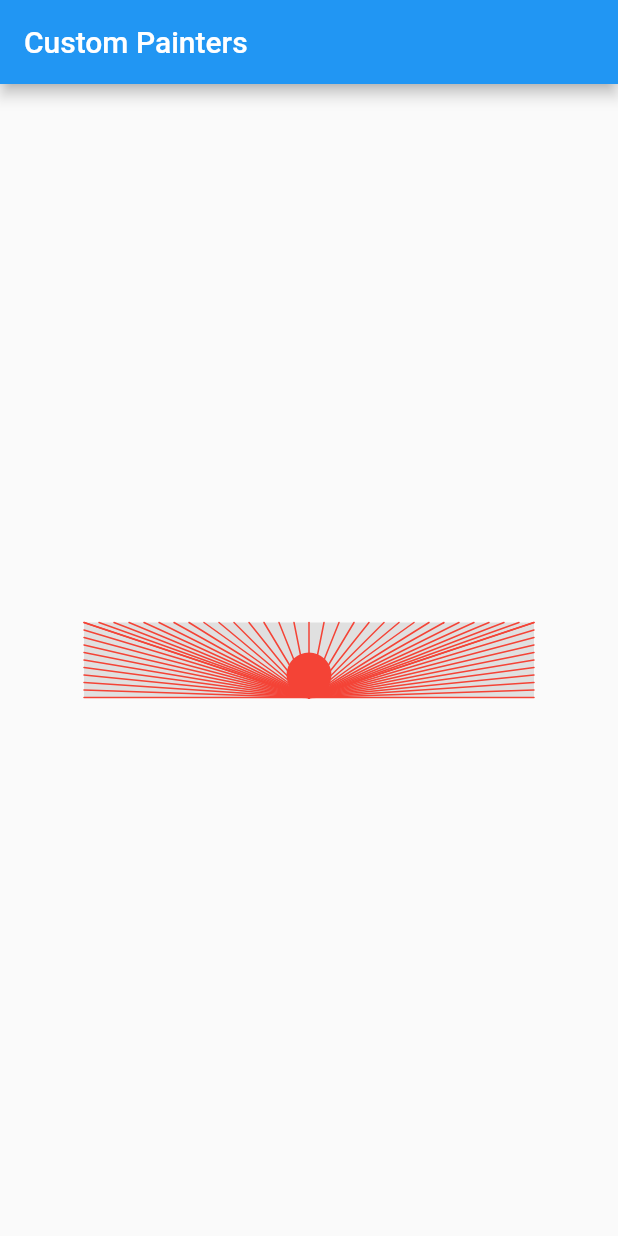
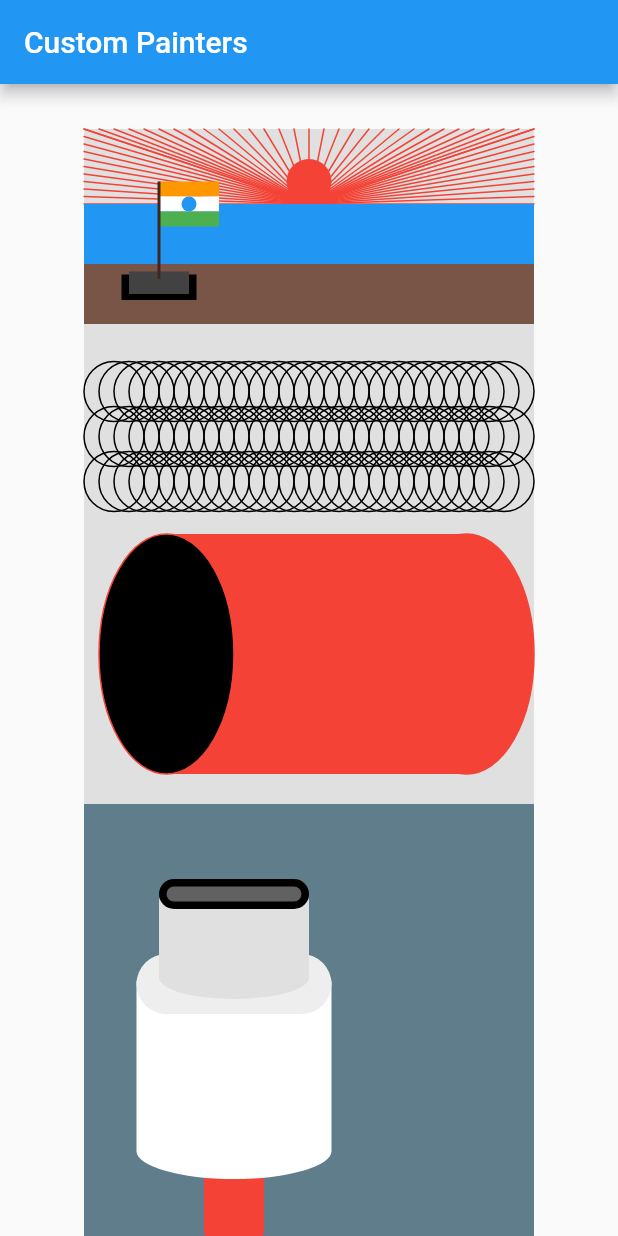
Before and after one commit to Kaushal-elRed/custom_painter, a Flutter app: the screen it shows after launch, on a phone screen of 412 x 824 dp. Run offline on Flutter 3.47's test engine with Material 2 defaults, Android fonts, the phone set to English and light mode, and no system bars.

Commit message:
rect, circle, rrect

```diff
--- a/lib/main.dart
+++ b/lib/main.dart
@@ -1,4 +1,6 @@
-import 'package:custom_painter/line_painter.dart';
+import 'package:custom_painter/my_circle_art.dart';
+import 'package:custom_painter/my_painter.dart';
+import 'package:custom_painter/my_rect_painter.dart';
 import 'package:flutter/material.dart';
 
 void main() {
@@ -24,19 +26,63 @@ class HomePage extends StatelessWidget {
   Widget build(BuildContext context) {
     return Scaffold(
       appBar: AppBar(title: const Text("Custom Painters")),
-      body: Center(
+      body: ListView(
+        children: [
+          const SizedBox(height: 30),
+          Center(
             child: ColoredBox(
               color: Colors.grey.shade300,
               child: SizedBox(
                 width: 300,
-            height: 50,
+                height: 150,
                 child: CustomPaint(
-              painter: MyLinePainter(),
-              size: const Size(300, 50),
+                  painter: MyPainter(),
+                  size: const Size(300, 150),
                 ),
               ),
             ),
           ),
+          Center(
+            child: ColoredBox(
+              color: Colors.grey.shade300,
+              child: SizedBox(
+                width: 300,
+                height: 300,
+                child: CustomPaint(
+                  painter: MyCircleArtPainter(),
+                  size: const Size(300, 300),
+                ),
+              ),
+            ),
+          ),
+          Center(
+            child: ColoredBox(
+              color: Colors.blueGrey,
+              child: SizedBox(
+                width: 300,
+                height: 300,
+                child: CustomPaint(
+                  painter: MyRectPainter(),
+                  size: const Size(300, 300),
+                ),
+              ),
+            ),
+          ),
+          Center(
+            child: ColoredBox(
+              color: Colors.blueGrey,
+              child: SizedBox(
+                width: 300,
+                height: 300,
+                child: CustomPaint(
+                  painter: MyRectPainter(),
+                  size: const Size(300, 300),
+                ),
+              ),
+            ),
+          ),
+        ],
+      ),
     );
   }
 }
--- /dev/null
+++ b/lib/my_painter.dart
@@ -0,0 +1,69 @@
+import 'package:flutter/material.dart';
+
+class MyPainter extends CustomPainter {
+  @override
+  void paint(Canvas canvas, Size size) {
+    //! Drawing line
+    Paint paint = Paint()
+      ..color = Colors.red
+      ..strokeWidth = 1
+      ..strokeCap = StrokeCap.round;
+    for (int i = 0; i < 310; i += 10) {
+      canvas.drawLine(
+          Offset(i.toDouble(), 0), Offset(size.width / 2, 50), paint);
+    }
+    for (int i = 0; i < 55; i += 5) {
+      canvas.drawLine(
+          Offset(0, i.toDouble()), Offset(size.width / 2, 50), paint);
+    }
+    for (int i = 0; i < 55; i += 5) {
+      canvas.drawLine(
+          Offset(size.width, i.toDouble()), Offset(size.width / 2, 50), paint);
+    }
+
+    //! Drawing Circle
+    Paint circlePaint = Paint()..color = Colors.red;
+    canvas.drawCircle(Offset(size.width / 2, 35), 15, circlePaint);
+
+    //! Drawing Rectangle
+    Paint rectPaint = Paint()
+      ..color = Colors.blue
+      ..strokeWidth = 1;
+    canvas.drawRect(Rect.fromLTWH(0, 50, size.width, 40), rectPaint);
+    //! Drawing Rectangle
+    Paint rectGroundPaint = Paint()
+      ..color = Colors.brown
+      ..strokeWidth = 1;
+    canvas.drawRect(Rect.fromLTWH(0, 90, size.width, 40), rectGroundPaint);
+    drawFlag(canvas, size);
+
+    //! Drawing Oval
+
+  }
+
+  @override
+  bool shouldRepaint(covariant CustomPainter oldDelegate) {
+    return false;
+  }
+
+  drawFlag(Canvas canvas, Size size) {
+    Paint flagtop = Paint()..color = Colors.orange;
+    Paint flagmid = Paint()..color = Colors.white;
+    Paint flagbottom = Paint()..color = Colors.green;
+
+    canvas.drawRect(const Rect.fromLTWH(50, 35, 40, 10), flagtop);
+    canvas.drawRect(const Rect.fromLTWH(50, 35 + 10, 40, 10), flagmid);
+    canvas.drawCircle(
+        const Offset(60 + 10, 50), 5, Paint()..color = Colors.blue);
+    canvas.drawRect(const Rect.fromLTWH(50, 35 + 20, 40, 10), flagbottom);
+
+    Paint flagRod = Paint()
+      ..color = Colors.brown.shade900
+      ..strokeWidth = 2;
+    canvas.drawRect(
+        const Rect.fromLTWH(25, 97, 50, 17), Paint()..color = Colors.black);
+    canvas.drawRect(const Rect.fromLTWH(30, 95, 40, 15),
+        Paint()..color = Colors.grey.shade800);
+    canvas.drawLine(const Offset(50, 35), const Offset(50, 100), flagRod);
+  }
+}
```
Also changed, not shown: lib/line_painter.dart (deleted, +0 -31 lines), lib/my_circle_art.dart (added, +52 -0 lines), lib/my_rect_painter.dart (added, +40 -0 lines), flutter_01.png (added), lib/my_color_painter.dart (added), 1 other file. Lines whose indentation alone changed are shown as unchanged.
